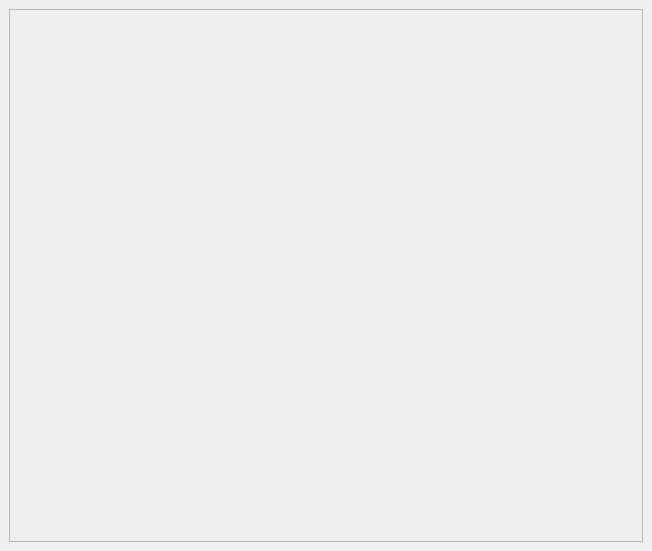
First picture: the form in examples/SharedAbscissa/OverlayedDiagrams/mainwindow.ui, repository KDAB/KDChart, before the edit.
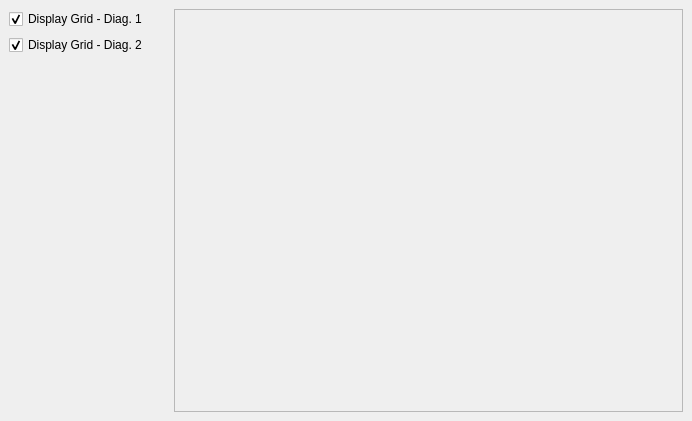
Second picture: the form after the edit. Icons and pictures are not drawn.

Commit message: let the user enable or disable the grids for each diagram

What changed in the file:
```diff
--- a/examples/SharedAbscissa/OverlayedDiagrams/mainwindow.ui
+++ b/examples/SharedAbscissa/OverlayedDiagrams/mainwindow.ui
@@ -8,8 +8,8 @@
    <rect>
     <x>0</x>
     <y>0</y>
-    <width>652</width>
-    <height>551</height>
+    <width>692</width>
+    <height>421</height>
    </rect>
   </property>
   <property name="windowTitle" >
@@ -25,6 +25,59 @@
    <property name="spacing" >
     <number>6</number>
    </property>
+   <item row="0" column="0" >
+    <layout class="QVBoxLayout" >
+     <property name="margin" >
+      <number>0</number>
+     </property>
+     <property name="spacing" >
+      <number>6</number>
+     </property>
+     <item>
+      <layout class="QVBoxLayout" >
+       <property name="margin" >
+        <number>0</number>
+       </property>
+       <property name="spacing" >
+        <number>6</number>
+       </property>
+       <item>
+        <widget class="QCheckBox" name="displayGrid1CB" >
+         <property name="text" >
+          <string>Display Grid - Diag. 1</string>
+         </property>
+         <property name="checked" >
+          <bool>true</bool>
+         </property>
+        </widget>
+       </item>
+       <item>
+        <widget class="QCheckBox" name="displayGrid2CB" >
+         <property name="text" >
+          <string>Display Grid - Diag. 2</string>
+         </property>
+         <property name="checked" >
+          <bool>true</bool>
+         </property>
+        </widget>
+       </item>
+      </layout>
+     </item>
+     <item>
+      <spacer>
+       <property name="orientation" >
+        <enum>Qt::Vertical</enum>
+       </property>
+       <property name="sizeHint" >
+        <size>
+         <width>159</width>
+         <height>311</height>
+        </size>
+       </property>
+      </spacer>
+     </item>
+    </layout>
+   </item>
    <item row="0" column="1" >
     <widget class="QSplitter" name="splitter" >
      <property name="orientation" >
```
Left out of the diff: 10 changed lines with no effect on the pictures. The commit also changes 2 other files.
